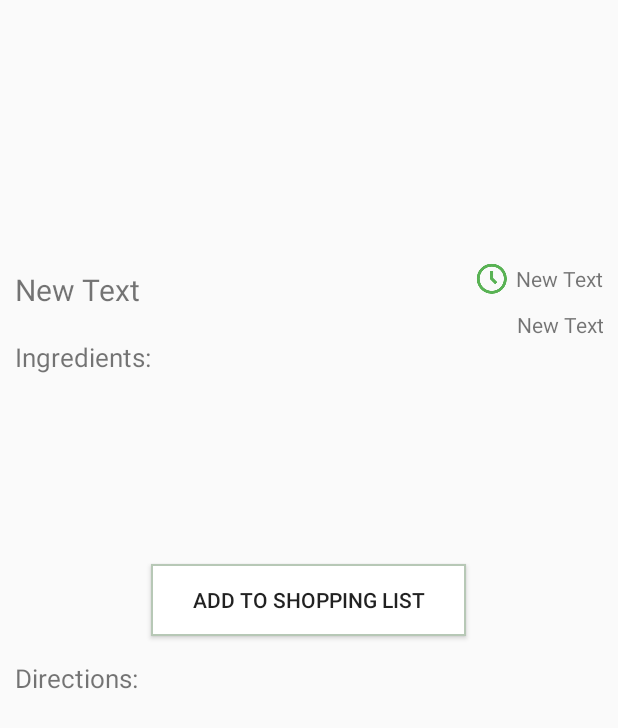
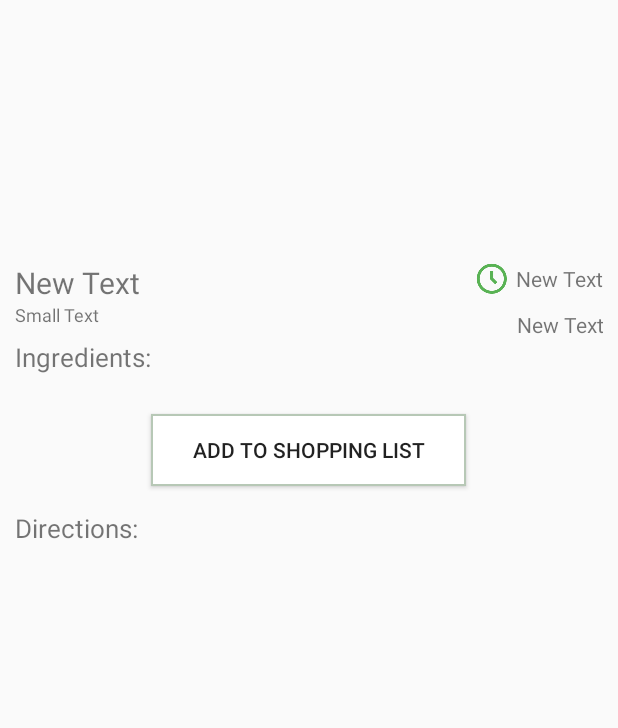
Before and after one commit to singhh213/project-fresh, an Android app: the layout fragment_recipe_detail.xml on its own in the app's theme, with its tools: preview values and no code run, on a phone screen of 412 x 824 dp. Shown: the top 728 px of the screen. Run offline under Robolectric (Android 15) with nearby library versions, the phone set to English and light mode, and no system bars.

Commit message:
added serving size and fixed scrolling list view in recipe detail

```diff
--- a/app/src/main/java/edu/uw/singhh17/project_fresh/ItemInfo.java
+++ b/app/src/main/java/edu/uw/singhh17/project_fresh/ItemInfo.java
@@ -182,7 +182,7 @@ public class ItemInfo extends Fragment {
                                 Log.d("DONE", "done: " + "adding items");
                                 count++;
                                 recipeAdapter.add(new RecipeObject(p.getString("Name"), p.getString("ImageUrl"),
-                                        p.getInt("CookTime"), p.getString("Difficulty"), p.getObjectId()));
+                                        p.getInt("CookTime"), p.getString("Difficulty"), p.getString("ServingsCals"), p.getObjectId()));
 
 
                             }
@@ -203,6 +203,7 @@ public class ItemInfo extends Fragment {
                 bundle.putString("recipeDiff", recipeData.get(position).getDifficulty());
                 bundle.putString("recipeName", recipeData.get(position).getName());
                 bundle.putString("recipeImg", recipeData.get(position).getImgUrl());
+                bundle.putString("servingSize", recipeData.get(position).getServingsCals());
                 RecipeDetail recipeDetail = new RecipeDetail();
                 recipeDetail.setArguments(bundle);
 
--- a/app/src/main/res/layout/fragment_recipe_detail.xml
+++ b/app/src/main/res/layout/fragment_recipe_detail.xml
@@ -36,7 +36,7 @@
                 android:text="New Text"
                 android:id="@+id/recipe_dname"
                 android:textSize="20sp"
-                android:layout_above="@+id/recipe_ddifficulty"
+                android:layout_alignBottom="@+id/imageView2"
                 android:layout_alignParentLeft="true"
                 android:layout_alignParentStart="true" />
 
@@ -81,11 +81,22 @@
                 android:layout_alignParentLeft="true"
                 android:layout_alignParentStart="true"
                 android:textSize="17sp" />
+
+            <TextView
+                android:layout_width="wrap_content"
+                android:layout_height="wrap_content"
+                android:textAppearance="?android:attr/textAppearanceSmall"
+                android:text="Small Text"
+                android:id="@+id/serving_size"
+                android:textSize="12sp"
+                android:layout_centerVertical="true"
+                android:layout_alignParentLeft="true"
+                android:layout_alignParentStart="true" />
         </RelativeLayout>
 
         <ListView
             android:layout_width="wrap_content"
-            android:layout_height="100dp"
+            android:layout_height="wrap_content"
             android:id="@+id/igList"
             android:layout_gravity="center_horizontal|bottom" />
 
```
Also changed, not shown: app/src/main/java/edu/uw/singhh17/project_fresh/Model/RecipeObject.java (+7 -1 lines), app/src/main/java/edu/uw/singhh17/project_fresh/Recipe.java (+6 -5 lines), app/src/main/java/edu/uw/singhh17/project_fresh/RecipeDetail.java (+31 -0 lines).
